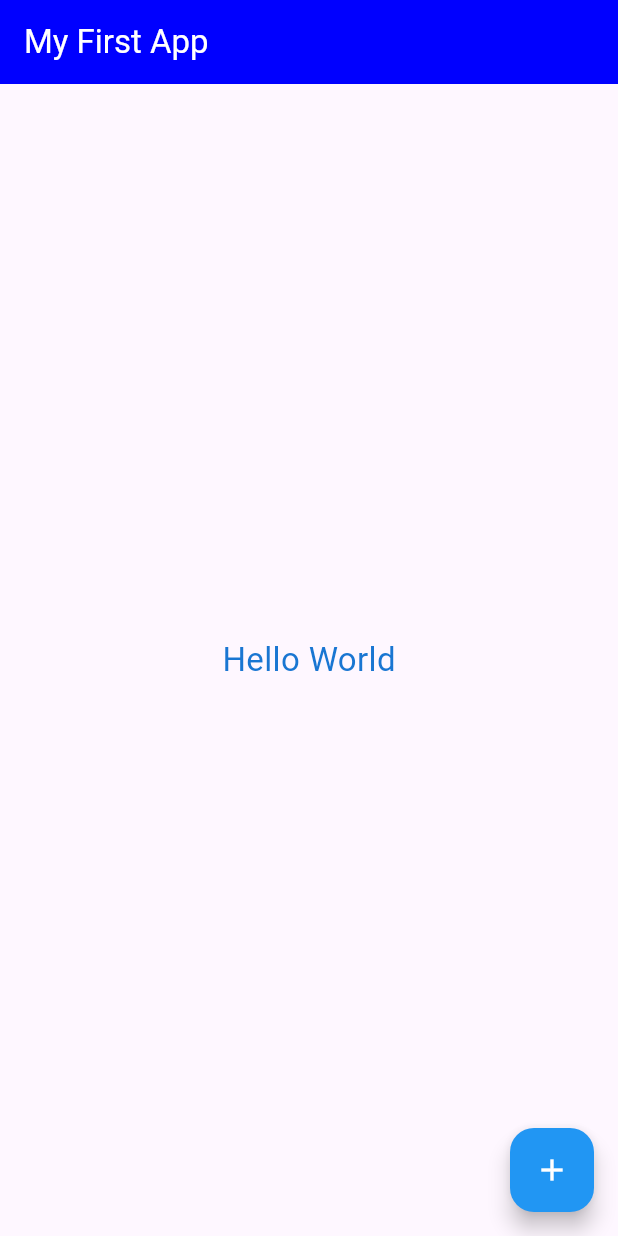
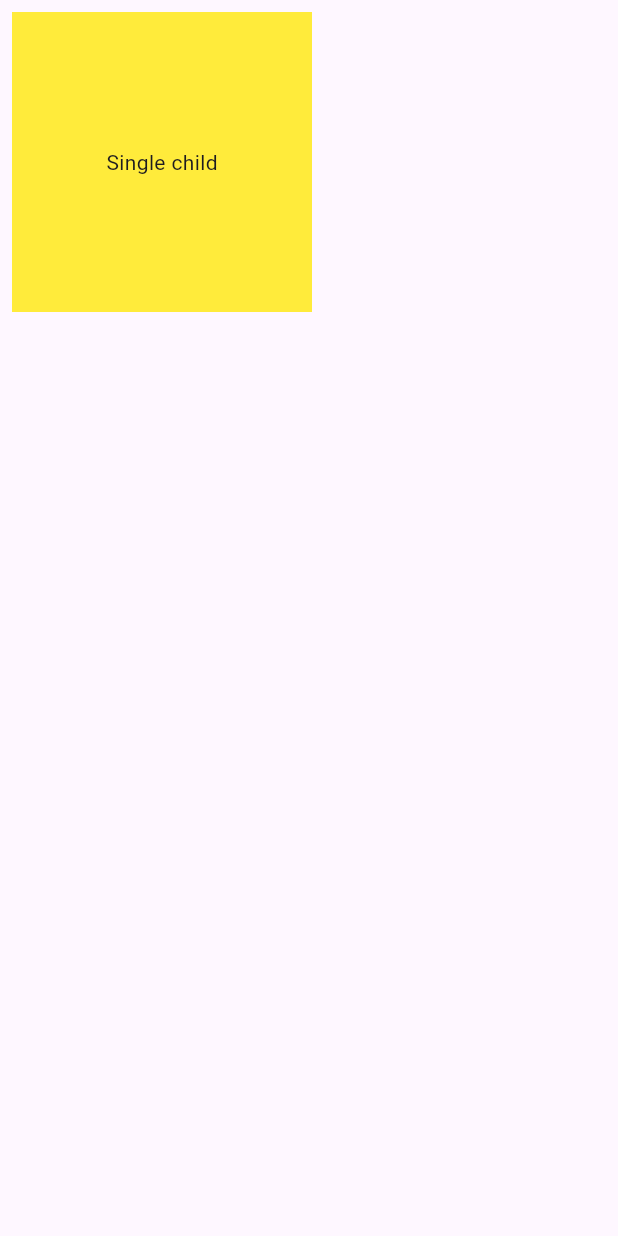
Before and after one commit to minthwaykhant711/flutter, a Flutter app: the screen it shows after launch, on a phone screen of 412 x 824 dp. Run offline on Flutter 3.47's test engine with Material 3 defaults, Android fonts, the phone set to English and light mode, and no system bars.

Commit message:
doing single child demo

```diff
--- /dev/null
+++ b/flutter_application_1/lib/week05/single_child_demo.dart
@@ -0,0 +1,23 @@
+import 'package:flutter/material.dart';
+
+class SingleChildDemo extends StatelessWidget {
+  const SingleChildDemo({super.key});
+
+  @override
+  Widget build(BuildContext context) {
+    return Scaffold(
+      //appBar: AppBar(title: Text('My app')),
+      body: SafeArea(
+        child: Container(
+          width: 200,
+          height: 200,
+          color: Colors.yellow,
+          padding: EdgeInsets.all(16),
+          margin: EdgeInsets.all(8),
+          alignment: Alignment.center,
+          child: Text('Single child'),
+        ),
+      ),
+    );
+  }
+}
```
Also changed, not shown: flutter_application_1/lib/main.dart (+2 -23 lines).
